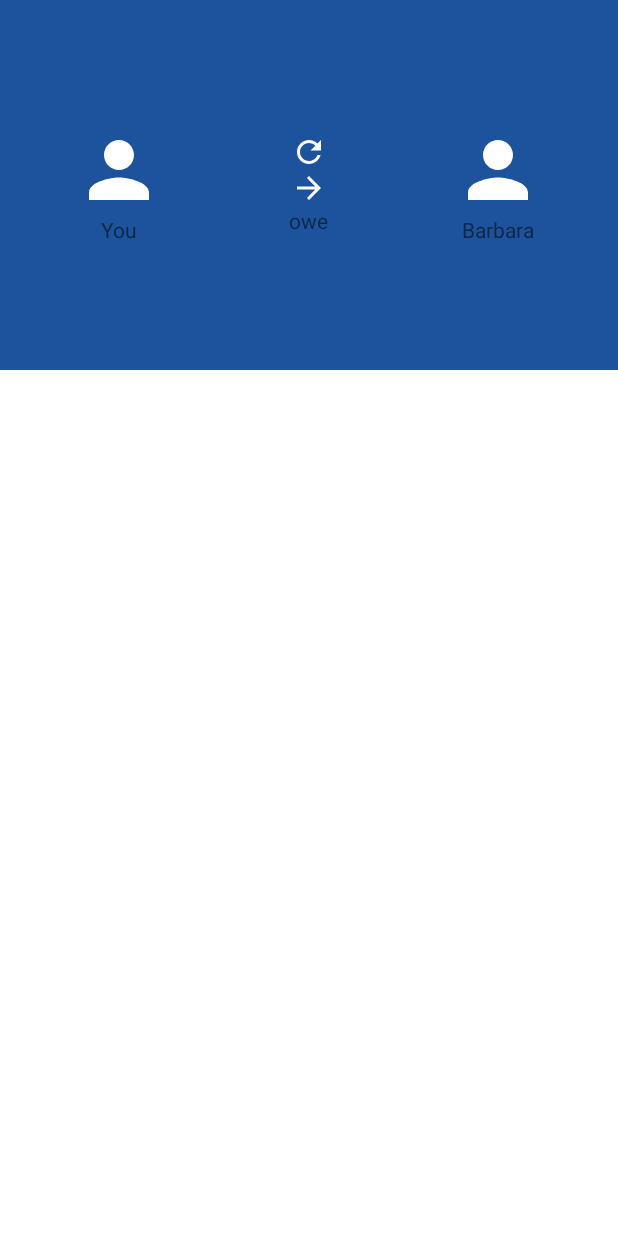
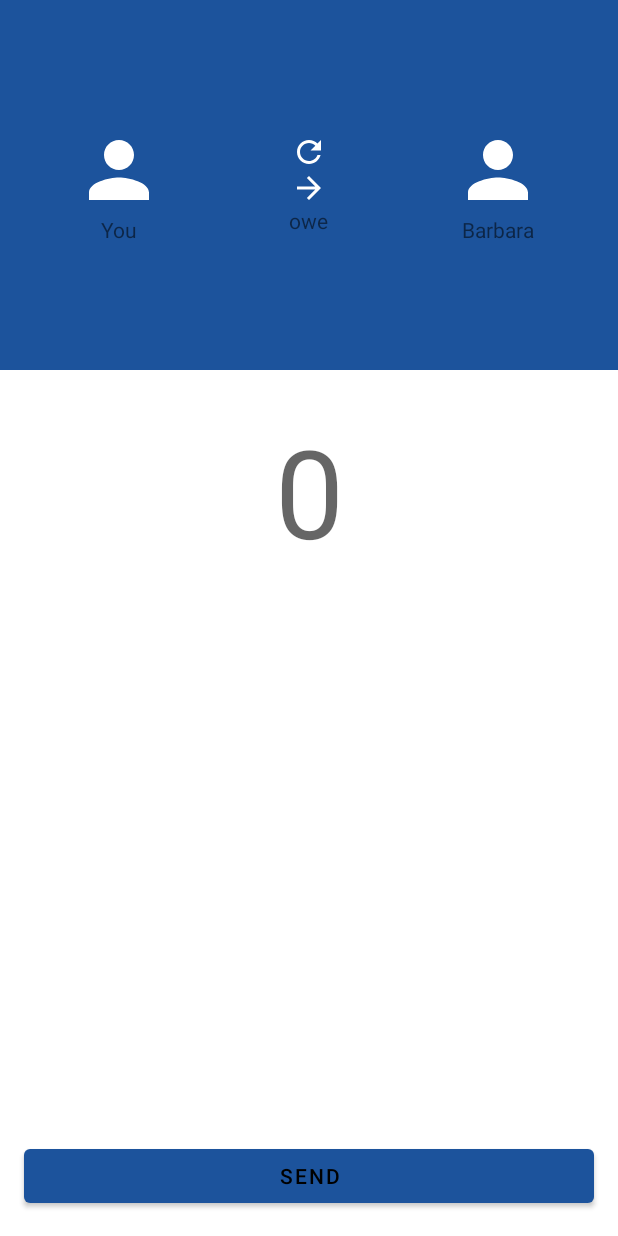
Before and after one commit to henrypra/owey-android, an Android app: the fragment CreationFragment shown on its own in the app's theme, on a phone screen of 412 x 824 dp. Run offline under Robolectric (Android 15) with nearby library versions, the phone set to English and light mode, and no system bars; our stand-ins replace CircleImageView; 1 statement that could not run was skipped.

```diff
--- a/app/src/main/AndroidManifest.xml
+++ b/app/src/main/AndroidManifest.xml
@@ -14,7 +14,10 @@
         android:theme="@style/AppTheme"
         tools:ignore="GoogleAppIndexingWarning">
         <activity
-            android:name="com.henrypra.owey.feature.main.MainActivity"
+            android:name=".feature.activities.DetailActivity"
+            android:screenOrientation="portrait" />
+        <activity
+            android:name=".feature.activities.MainActivity"
             android:screenOrientation="portrait">
             <intent-filter>
                 <action android:name="android.intent.action.MAIN" />
--- /dev/null
+++ b/app/src/main/java/com/henrypra/owey/feature/detail/DetailActionListener.kt
@@ -0,0 +1 @@
+package com.henrypra.owey.feature.detail
--- /dev/null
+++ b/app/src/main/java/com/henrypra/owey/feature/detail/DetailContract.kt
@@ -0,0 +1 @@
+package com.henrypra.owey.feature.detail
--- /dev/null
+++ b/app/src/main/java/com/henrypra/owey/feature/detail/DetailFragment.kt
@@ -0,0 +1 @@
+package com.henrypra.owey.feature.detail
--- /dev/null
+++ b/app/src/main/java/com/henrypra/owey/feature/detail/DetailPresenter.kt
@@ -0,0 +1 @@
+package com.henrypra.owey.feature.detail
--- a/app/src/main/res/layout/fragment_creation.xml
+++ b/app/src/main/res/layout/fragment_creation.xml
@@ -90,6 +90,32 @@
         android:layout_height="0dp"
         android:layout_weight="7"
         android:background="@color/white"
-        android:orientation="vertical"></LinearLayout>
+        android:orientation="vertical">
+
+        <EditText
+            android:id="@+id/edt_amount_currency"
+            style="@style/CurrencyInputStyle"
+            android:layout_width="match_parent"
+            android:layout_height="wrap_content"
+            android:layout_marginTop="@dimen/default_padding"
+            android:gravity="center"
+            android:hint="0"
+            android:inputType="numberDecimal"
+            android:maxLength="7" />
+
+        <View
+            android:layout_width="match_parent"
+            android:layout_height="0dp"
+            android:layout_weight="1" />
+
+        <Button
+            android:id="@+id/btn_create_debt"
+            style="@style/TextStyle"
+            android:layout_width="match_parent"
+            android:layout_height="wrap_content"
+            android:layout_margin="@dimen/default_padding"
+            android:text="Send" />
+
+    </LinearLayout>
 
 </LinearLayout>
--- a/app/src/main/res/values/dimens.xml
+++ b/app/src/main/res/values/dimens.xml
@@ -19,6 +19,7 @@
     <dimen name="textsize_xlarge">22sp</dimen>
     <dimen name="textsize_xxlarge">24sp</dimen>
     <dimen name="textsize_title">64sp</dimen>
+    <dimen name="textsize_currency">82sp</dimen>
 
     <dimen name="material_button_height">64dp</dimen>
 </resources>
--- a/app/src/main/res/values/styles.xml
+++ b/app/src/main/res/values/styles.xml
@@ -28,6 +28,10 @@
         <item name="android:paddingBottom">@dimen/default_padding</item>
     </style>
 
+    <style name="CurrencyInputStyle" parent="Widget.MaterialComponents.TextInputLayout.OutlinedBox.Dense">
+        <item name="android:textSize">@dimen/textsize_currency</item>
+    </style>
+
     <style name="ButtonStyle" parent="Widget.MaterialComponents.Button">
         <item name="android:textSize">@dimen/textsize_medium_large</item>
         <item name="android:textColor">@android:color/white</item>
```
Also changed, not shown: app/src/main/java/com/henrypra/owey/feature/activities/DetailActivity.kt (added, +41 -0 lines), app/src/main/java/com/henrypra/owey/feature/activities/MainActivity.kt (renamed from app/src/main/java/com/henrypra/owey/feature/main/MainActivity.kt, +30 -3 lines), app/src/main/res/layout/activity_detail.xml (added, +12 -0 lines).
